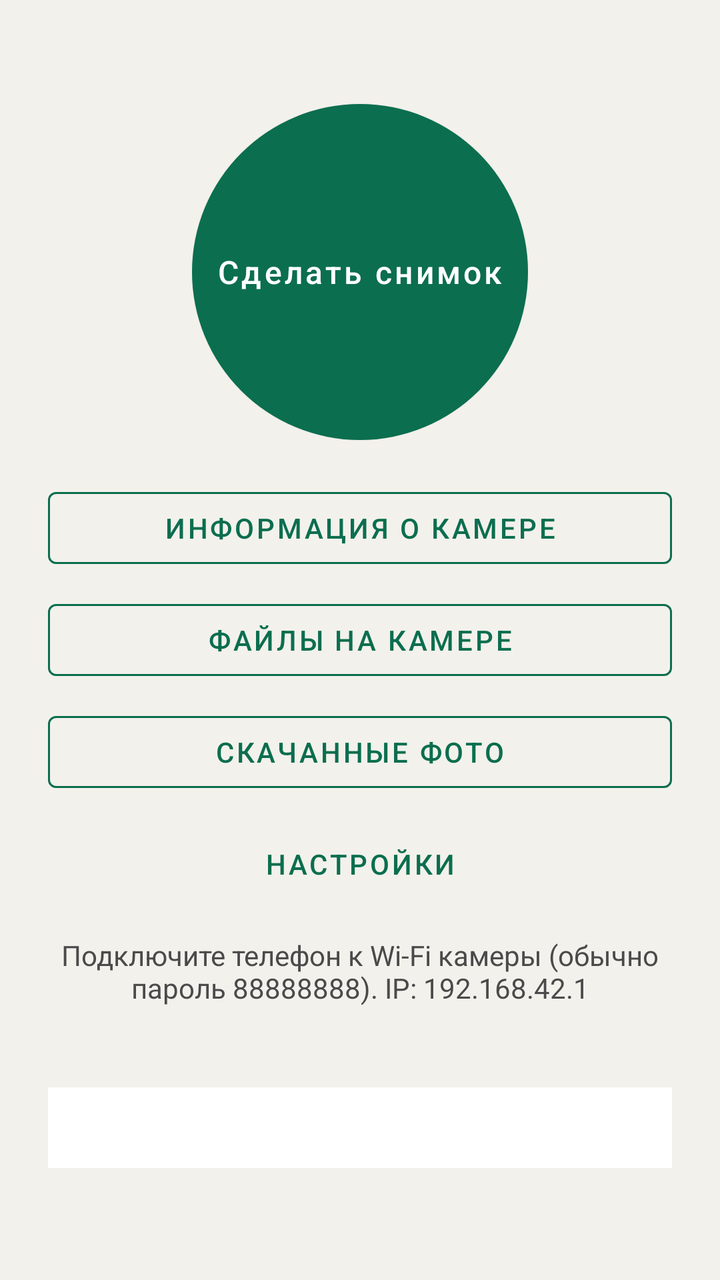
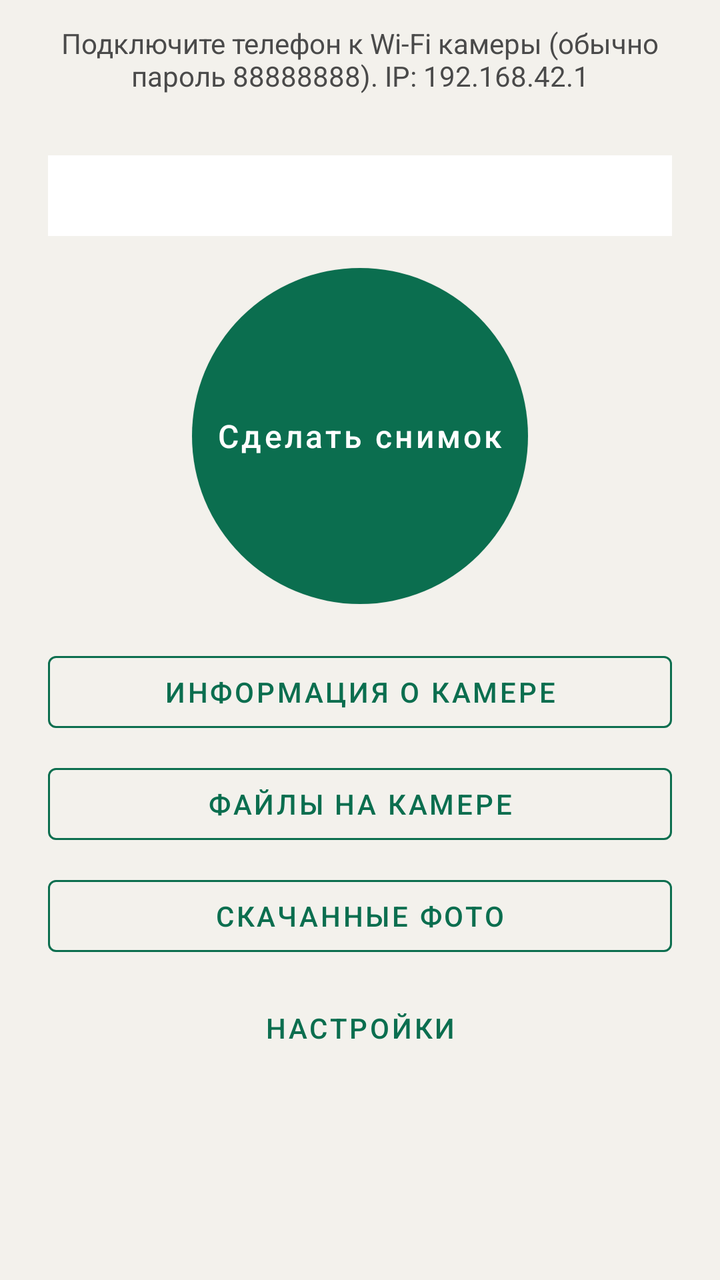

Compare the two renders of this Android layout. The source of the first and the diff that turns it into the second are given below.
<!-- AndroidManifest.xml: application theme Theme.Insta360X5 -->
<!-- res/layout/activity_main.xml -->
<?xml version="1.0" encoding="utf-8"?>
<ScrollView xmlns:android="http://schemas.android.com/apk/res/android"
    xmlns:app="http://schemas.android.com/apk/res-auto"
    android:layout_width="match_parent"
    android:layout_height="match_parent"
    android:background="@color/bg"
    android:fillViewport="true">

    <LinearLayout
        android:layout_width="match_parent"
        android:layout_height="wrap_content"
        android:gravity="center_horizontal"
        android:orientation="vertical"
        android:paddingHorizontal="24dp"
        android:paddingTop="36dp"
        android:paddingBottom="24dp">

        <com.google.android.material.button.MaterialButton
            android:id="@+id/btnTakePhoto"
            style="@style/Widget.Insta360X5.Button.Round"
            android:layout_width="168dp"
            android:layout_height="168dp"
            android:layout_marginTop="16dp"
            android:insetTop="0dp"
            android:insetBottom="0dp"
            android:text="@string/take_photo"
            android:textAllCaps="false"
            android:textSize="16sp"
            app:cornerRadius="84dp" />

        <com.google.android.material.button.MaterialButton
            android:id="@+id/btnCameraInfo"
            style="@style/Widget.Insta360X5.Button.Outlined"
            android:layout_width="match_parent"
            android:layout_height="wrap_content"
            android:layout_marginTop="20dp"
            android:text="@string/camera_info" />

        <com.google.android.material.button.MaterialButton
            android:id="@+id/btnFiles"
            style="@style/Widget.Insta360X5.Button.Outlined"
            android:layout_width="match_parent"
            android:layout_height="wrap_content"
            android:layout_marginTop="8dp"
            android:text="@string/files" />

        <com.google.android.material.button.MaterialButton
            android:id="@+id/btnPhotos"
            style="@style/Widget.Insta360X5.Button.Outlined"
            android:layout_width="match_parent"
            android:layout_height="wrap_content"
            android:layout_marginTop="8dp"
            android:text="@string/downloaded_photos" />

        <com.google.android.material.button.MaterialButton
            android:id="@+id/btnSettings"
            style="@style/Widget.Insta360X5.Button.Text"
            android:layout_width="match_parent"
            android:layout_height="wrap_content"
            android:layout_marginTop="8dp"
            android:text="@string/settings" />

        <TextView
            android:id="@+id/statusLine"
            android:layout_width="match_parent"
            android:layout_height="wrap_content"
            android:layout_marginTop="12dp"
            android:gravity="center"
            android:text="@string/connect_hint"
            android:textColor="@color/text_secondary"
            android:textSize="14sp" />

        <TextView
            android:id="@+id/modeLine"
            android:layout_width="match_parent"
            android:layout_height="wrap_content"
            android:layout_marginTop="8dp"
            android:gravity="center"
            android:textColor="@color/text_secondary"
            android:textSize="12sp" />

        <ProgressBar
            android:id="@+id/progress"
            style="?android:attr/progressBarStyleHorizontal"
            android:layout_width="match_parent"
            android:layout_height="wrap_content"
            android:layout_marginTop="16dp"
            android:indeterminate="true"
            android:visibility="gone" />

        <TextView
            android:id="@+id/logView"
            android:layout_width="match_parent"
            android:layout_height="wrap_content"
            android:layout_marginTop="16dp"
            android:background="@color/surface"
            android:fontFamily="monospace"
            android:gravity="center"
            android:padding="12dp"
            android:textColor="@color/text_primary"
            android:textIsSelectable="true"
            android:textSize="12sp" />
    </LinearLayout>
</ScrollView>
<!-- resources referenced by this layout -->
<resources>
  <color name="bg">#FFF3F1EC</color>
  <color name="surface">#FFFFFFFF</color>
  <color name="text_primary">#FF1A1A1A</color>
  <color name="text_secondary">#FF4A4A4A</color>
  <string name="camera_info">Информация о камере</string>
  <string name="connect_hint">Подключите телефон к Wi‑Fi камеры (обычно пароль 88888888). IP: 192.168.42.1</string>
  <string name="downloaded_photos">Скачанные фото</string>
  <string name="files">Файлы на камере</string>
  <string name="settings">Настройки</string>
  <string name="take_photo">Сделать снимок</string>
  <style name="Widget.Insta360X5.Button.Outlined" parent="Widget.MaterialComponents.Button.OutlinedButton">
          <item name="android:textColor">@color/accent</item>
          <item name="strokeColor">@color/accent</item>
          <item name="rippleColor">@color/accent</item>
      </style>
  <style name="Widget.Insta360X5.Button.Round" parent="Widget.MaterialComponents.Button">
          <item name="android:textColor">@color/white</item>
          <item name="backgroundTint">@color/accent</item>
          <item name="cornerRadius">84dp</item>
          <item name="android:padding">12dp</item>
      </style>
  <style name="Widget.Insta360X5.Button.Text" parent="Widget.MaterialComponents.Button.TextButton">
          <item name="android:textColor">@color/accent</item>
      </style>
  <style name="Theme.Insta360X5" parent="Theme.MaterialComponents.Light.DarkActionBar">
          <item name="colorPrimary">@color/accent</item>
          <item name="colorPrimaryDark">@color/accent_dark</item>
          <item name="colorPrimaryVariant">@color/accent_dark</item>
          <item name="colorSecondary">@color/accent</item>
          <item name="colorAccent">@color/accent</item>
          <item name="colorOnPrimary">@color/white</item>
          <item name="colorSurface">@color/surface</item>
          <item name="colorOnSurface">@color/text_primary</item>
          <item name="android:colorBackground">@color/bg</item>
          <item name="android:windowBackground">@color/bg</item>
          <item name="android:statusBarColor">@color/accent_dark</item>
          <item name="android:textColorPrimary">@color/text_primary</item>
          <item name="android:textColorSecondary">@color/text_secondary</item>
          <item name="android:textColor">@color/text_primary</item>
          <item name="android:textColorHint">@color/text_secondary</item>
          <item name="colorControlNormal">@color/text_secondary</item>
          <item name="colorControlActivated">@color/accent</item>
          <item name="actionBarTheme">@style/ThemeOverlay.Insta360X5.ActionBar</item>
          <item name="materialButtonOutlinedStyle">@style/Widget.Insta360X5.Button.Outlined</item>
          <item name="materialButtonStyle">@style/Widget.Insta360X5.Button</item>
      </style>
  <color name="accent">#FF0B6E4F</color>
  <color name="white">#FFFFFFFF</color>
  <color name="accent_dark">#FF084C37</color>
  <style name="ThemeOverlay.Insta360X5.ActionBar" parent="ThemeOverlay.MaterialComponents.Dark.ActionBar">
          <item name="android:textColorPrimary">@color/white</item>
          <item name="colorControlNormal">@color/white</item>
      </style>
  <style name="Widget.Insta360X5.Button" parent="Widget.MaterialComponents.Button">
          <item name="android:textColor">@color/white</item>
          <item name="backgroundTint">@color/accent</item>
      </style>
</resources>

<!-- the commit's change to res/layout/activity_main.xml (unified diff, before → after) -->
@@ -12,8 +12,48 @@
         android:gravity="center_horizontal"
         android:orientation="vertical"
         android:paddingHorizontal="24dp"
-        android:paddingTop="36dp"
+        android:paddingTop="12dp"
         android:paddingBottom="24dp">
+
+        <TextView
+            android:id="@+id/statusLine"
+            android:layout_width="match_parent"
+            android:layout_height="wrap_content"
+            android:gravity="center"
+            android:text="@string/connect_hint"
+            android:textColor="@color/text_secondary"
+            android:textSize="14sp" />
+
+        <TextView
+            android:id="@+id/modeLine"
+            android:layout_width="match_parent"
+            android:layout_height="wrap_content"
+            android:layout_marginTop="6dp"
+            android:gravity="center"
+            android:textColor="@color/text_secondary"
+            android:textSize="12sp" />
+
+        <ProgressBar
+            android:id="@+id/progress"
+            style="?android:attr/progressBarStyleHorizontal"
+            android:layout_width="match_parent"
+            android:layout_height="wrap_content"
+            android:layout_marginTop="8dp"
+            android:indeterminate="true"
+            android:visibility="gone" />
+
+        <TextView
+            android:id="@+id/logView"
+            android:layout_width="match_parent"
+            android:layout_height="wrap_content"
+            android:layout_marginTop="8dp"
+            android:background="@color/surface"
+            android:fontFamily="monospace"
+            android:gravity="center"
+            android:padding="12dp"
+            android:textColor="@color/text_primary"
+            android:textIsSelectable="true"
+            android:textSize="12sp" />
 
         <com.google.android.material.button.MaterialButton
             android:id="@+id/btnTakePhoto"
@@ -59,46 +99,5 @@
             android:layout_height="wrap_content"
             android:layout_marginTop="8dp"
             android:text="@string/settings" />
-
-        <TextView
-            android:id="@+id/statusLine"
-            android:layout_width="match_parent"
-            android:layout_height="wrap_content"
-            android:layout_marginTop="12dp"
-            android:gravity="center"
-            android:text="@string/connect_hint"
-            android:textColor="@color/text_secondary"
-            android:textSize="14sp" />
-
-        <TextView
-            android:id="@+id/modeLine"
-            android:layout_width="match_parent"
-            android:layout_height="wrap_content"
-            android:layout_marginTop="8dp"
-            android:gravity="center"
-            android:textColor="@color/text_secondary"
-            android:textSize="12sp" />
-
-        <ProgressBar
-            android:id="@+id/progress"
-            style="?android:attr/progressBarStyleHorizontal"
-            android:layout_width="match_parent"
-            android:layout_height="wrap_content"
-            android:layout_marginTop="16dp"
-            android:indeterminate="true"
-            android:visibility="gone" />
-
-        <TextView
-            android:id="@+id/logView"
-            android:layout_width="match_parent"
-            android:layout_height="wrap_content"
-            android:layout_marginTop="16dp"
-            android:background="@color/surface"
-            android:fontFamily="monospace"
-            android:gravity="center"
-            android:padding="12dp"
-            android:textColor="@color/text_primary"
-            android:textIsSelectable="true"
-            android:textSize="12sp" />
     </LinearLayout>
 </ScrollView>
